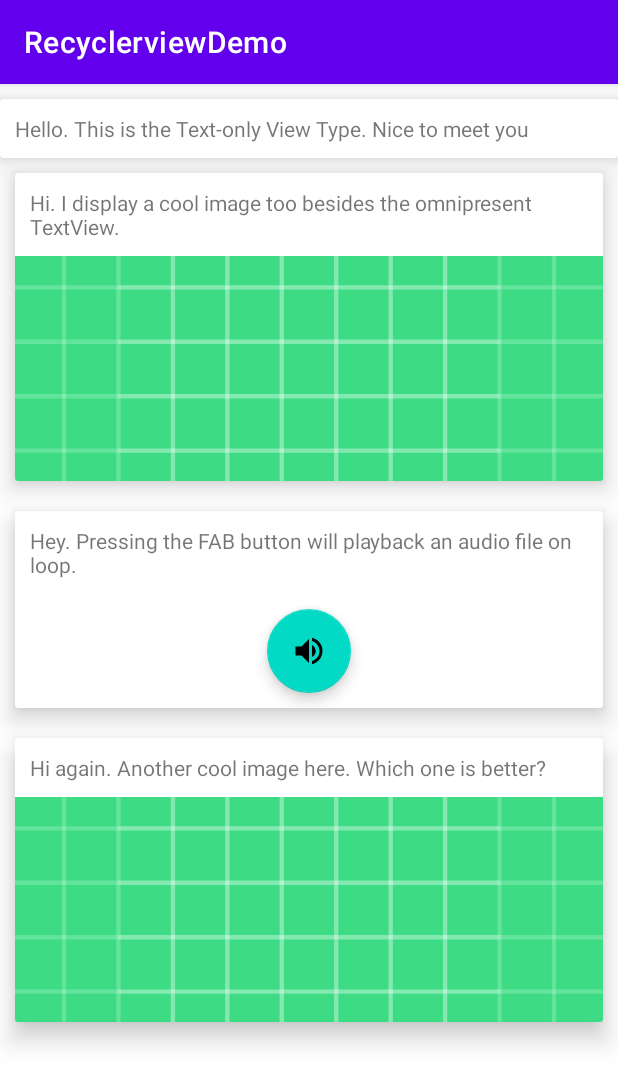
After one commit to hiep97tb111/9-Recyclerview, an Android app: the RecyclerviewMultipleTypeAct screen opened directly, with no data from a screen before it, on a phone screen of 412 x 824 dp. The commit adds this screen. Shown: the top 1085 px of the screen. Run offline under Robolectric (Android 15) with nearby library versions, the phone set to English and light mode, and no system bars.

Commit message:
Create Recyclerview Multiple Type

```diff
--- a/app/src/main/AndroidManifest.xml
+++ b/app/src/main/AndroidManifest.xml
@@ -20,6 +20,8 @@
         </activity>
 
         <activity android:name=".RecyclerviewBasicAct" android:exported="true"/>
+
+        <activity android:name=".RecyclerviewMultipleTypeAct" android:exported="true"/>
     </application>
 
 </manifest>
--- a/app/src/main/java/com/example/recyclerviewdemo/MainAct.kt
+++ b/app/src/main/java/com/example/recyclerviewdemo/MainAct.kt
@@ -17,5 +17,9 @@ class MainAct : AppCompatActivity() {
         findViewById<TextView>(R.id.tvRecyclerviewBasic).setOnClickListener {
             startActivity(Intent(this, RecyclerviewBasicAct::class.java))
         }
+
+        findViewById<TextView>(R.id.tvRecyclerviewMultipleType).setOnClickListener {
+            startActivity(Intent(this, RecyclerviewMultipleTypeAct::class.java))
+        }
     }
 }
--- /dev/null
+++ b/app/src/main/java/com/example/recyclerviewdemo/RecyclerviewMultipleTypeAct.kt
@@ -0,0 +1,49 @@
+package com.example.recyclerviewdemo
+
+import android.os.Bundle
+import androidx.appcompat.app.AppCompatActivity
+import androidx.recyclerview.widget.LinearLayoutManager
+import androidx.recyclerview.widget.RecyclerView
+import com.example.recyclerviewdemo.adapter.RecyclerviewMultipleAdapter
+import com.example.recyclerviewdemo.model.RecyclerviewMultipleTypeModel
+import java.util.ArrayList
+
+class RecyclerviewMultipleTypeAct: AppCompatActivity() {
+    private lateinit var recyclerviewMultipleType: RecyclerView
+    private lateinit var listData: ArrayList<RecyclerviewMultipleTypeModel>
+    private lateinit var recyclerviewMultipleAdapter: RecyclerviewMultipleAdapter
+
+    companion object{
+        const val textType = 1
+        const val imageType = 2
+        const val audioType = 3
+    }
+
+
+    override fun onCreate(savedInstanceState: Bundle?) {
+        super.onCreate(savedInstanceState)
+        setContentView(R.layout.act_recyclerview_multiple_type)
+
+        initData()
+
+        initViews()
+    }
+
+    private fun initData() {
+        listData = ArrayList()
+
+        listData.add(RecyclerviewMultipleTypeModel(textType, "Hello. This is the Text-only View Type. Nice to meet you",0))
+        listData.add(RecyclerviewMultipleTypeModel(imageType, "Hi. I display a cool image too besides the omnipresent TextView.",R.drawable.ic_launcher_background))
+        listData.add(RecyclerviewMultipleTypeModel(audioType, "Hey. Pressing the FAB button will playback an audio file on loop.",R.raw.sound))
+        listData.add(RecyclerviewMultipleTypeModel(imageType, "Hi again. Another cool image here. Which one is better?",R.drawable.ic_background))
+    }
+
+    private fun initViews() {
+        recyclerviewMultipleAdapter = RecyclerviewMultipleAdapter(listData)
+
+        recyclerviewMultipleType = findViewById(R.id.recyclerviewMultipleType)
+        recyclerviewMultipleType.layoutManager = LinearLayoutManager(this, RecyclerView.VERTICAL, false)
+        recyclerviewMultipleType.adapter = recyclerviewMultipleAdapter
+
+    }
+}
--- a/app/src/main/java/com/example/recyclerviewdemo/adapter/RecyclerviewBasicAdapter.kt
+++ b/app/src/main/java/com/example/recyclerviewdemo/adapter/RecyclerviewBasicAdapter.kt
@@ -1,6 +1,7 @@
 package com.example.recyclerviewdemo.adapter
 
 import android.graphics.Color
+import android.util.Log
 import android.view.LayoutInflater
 import android.view.View
 import android.view.ViewGroup
@@ -24,6 +25,7 @@ class RecyclerviewBasicAdapter(private val listData: ArrayList<RecyclerviewBasic
 
     override fun onBindViewHolder(holder: ViewHolder, position: Int) {
         holder.itemTvCounter.text = listData[position].counter
+        Log.e("Logger", position.toString())
 
         when {
             position % 3 == 0 -> {
--- /dev/null
+++ b/app/src/main/java/com/example/recyclerviewdemo/adapter/RecyclerviewMultipleAdapter.kt
@@ -0,0 +1,87 @@
+package com.example.recyclerviewdemo.adapter
+
+import android.util.Log
+import android.view.LayoutInflater
+import android.view.View
+import android.view.ViewGroup
+import android.widget.ImageView
+import android.widget.TextView
+import androidx.recyclerview.widget.RecyclerView
+import com.example.recyclerviewdemo.R
+import com.example.recyclerviewdemo.RecyclerviewMultipleTypeAct
+import com.example.recyclerviewdemo.model.RecyclerviewMultipleTypeModel
+import com.google.android.material.floatingactionbutton.FloatingActionButton
+
+class RecyclerviewMultipleAdapter(private val listData: ArrayList<RecyclerviewMultipleTypeModel>): RecyclerView.Adapter<RecyclerView.ViewHolder>()  {
+    class TextTypeViewHolder (view: View) : RecyclerView.ViewHolder(view){
+        val tvTitleTextType: TextView = view.findViewById(R.id.tvTitleTextType)
+    }
+
+    class ImageTypeViewHolder (view: View) : RecyclerView.ViewHolder(view){
+        val tvTitleImageType: TextView = view.findViewById(R.id.tvTitleImageType)
+        val imvImageType: ImageView = view.findViewById(R.id.imvImageType)
+    }
+
+    class AudioTypeViewHolder  (view: View) : RecyclerView.ViewHolder(view){
+        val tvTitleAudioType: TextView = view.findViewById(R.id.tvTitleAudioType)
+        val fab: FloatingActionButton = view.findViewById(R.id.fab)
+    }
+
+    override fun getItemViewType(position: Int): Int {
+        return when (listData[position].type){
+            1 -> RecyclerviewMultipleTypeAct.textType
+            2 -> RecyclerviewMultipleTypeAct.imageType
+            else -> {
+                RecyclerviewMultipleTypeAct.audioType
+            }
+        }
+
+    }
+
+    override fun onCreateViewHolder(parent: ViewGroup, viewType: Int): RecyclerView.ViewHolder {
+        return when (viewType) {
+            RecyclerviewMultipleTypeAct.textType -> {
+                val view = LayoutInflater.from(parent.context).inflate(R.layout.text_type, parent, false)
+                TextTypeViewHolder(view)
+            }
+
+            RecyclerviewMultipleTypeAct.imageType -> {
+                val view = LayoutInflater.from(parent.context).inflate(R.layout.image_type, parent, false)
+                ImageTypeViewHolder(view)
+            }
+
+            else -> {
+                val view = LayoutInflater.from(parent.context).inflate(R.layout.audio_type, parent, false)
+                AudioTypeViewHolder(view)
+            }
+        }
+    }
+
+    override fun onBindViewHolder(holder: RecyclerView.ViewHolder, position: Int) {
+        val model: RecyclerviewMultipleTypeModel =  listData[position]
+        Log.e("Logger", holder.itemViewType.toString())
+        when(holder.itemViewType){
+            RecyclerviewMultipleTypeAct.textType  -> {
+                val viewHolder = holder as TextTypeViewHolder
+                viewHolder.tvTitleTextType.text = model.title
+            }
+
+            RecyclerviewMultipleTypeAct.imageType -> {
+                val viewHolder = holder as ImageTypeViewHolder
+                viewHolder.tvTitleImageType.text = model.title
+                viewHolder.imvImageType.setImageResource(R.drawable.ic_launcher_background)
+            }
+
+            RecyclerviewMultipleTypeAct.audioType -> {
+                val viewHolder = holder as AudioTypeViewHolder
+                viewHolder.tvTitleAudioType.text = model.title
+            }
+        }
+
+    }
+
+    override fun getItemCount(): Int {
+        return listData.size
+    }
+
+}
--- /dev/null
+++ b/app/src/main/java/com/example/recyclerviewdemo/model/RecyclerviewMultipleTypeModel.kt
@@ -0,0 +1,3 @@
+package com.example.recyclerviewdemo.model
+
+data class RecyclerviewMultipleTypeModel(val type: Int, val title: String, val data: Int)
--- /dev/null
+++ b/app/src/main/res/drawable/ic_volume.xml
@@ -0,0 +1,10 @@
+<vector xmlns:android="http://schemas.android.com/apk/res/android"
+    android:width="24dp"
+    android:height="24dp"
+    android:viewportWidth="24"
+    android:viewportHeight="24"
+    android:tint="?attr/colorControlNormal">
+  <path
+      android:fillColor="@android:color/white"
+      android:pathData="M3,9v6h4l5,5L12,4L7,9L3,9zM16.5,12c0,-1.77 -1.02,-3.29 -2.5,-4.03v8.05c1.48,-0.73 2.5,-2.25 2.5,-4.02zM14,3.23v2.06c2.89,0.86 5,3.54 5,6.71s-2.11,5.85 -5,6.71v2.06c4.01,-0.91 7,-4.49 7,-8.77s-2.99,-7.86 -7,-8.77z"/>
+</vector>
--- a/app/src/main/res/layout/act_main.xml
+++ b/app/src/main/res/layout/act_main.xml
@@ -18,4 +18,17 @@
         android:background="@android:color/holo_green_light"
         android:textStyle="bold"/>
 
+    <TextView
+        android:id="@+id/tvRecyclerviewMultipleType"
+        android:layout_width="wrap_content"
+        android:layout_height="wrap_content"
+        app:layout_constraintStart_toStartOf="parent"
+        app:layout_constraintEnd_toEndOf="parent"
+        app:layout_constraintTop_toBottomOf="@id/tvRecyclerviewBasic"
+        android:layout_marginTop="20dp"
+        android:text="@string/recyclerview_multiple_type"
+        android:padding="20dp"
+        android:background="@android:color/holo_red_light"
+        android:textStyle="bold"/>
+
 </androidx.constraintlayout.widget.ConstraintLayout>
--- /dev/null
+++ b/app/src/main/res/layout/act_recyclerview_multiple_type.xml
@@ -0,0 +1,11 @@
+<?xml version="1.0" encoding="utf-8"?>
+<androidx.constraintlayout.widget.ConstraintLayout xmlns:android="http://schemas.android.com/apk/res/android"
+    android:layout_width="match_parent"
+    android:layout_height="match_parent">
+
+    <androidx.recyclerview.widget.RecyclerView
+        android:id="@+id/recyclerviewMultipleType"
+        android:layout_width="match_parent"
+        android:layout_height="match_parent"/>
+
+</androidx.constraintlayout.widget.ConstraintLayout>
--- /dev/null
+++ b/app/src/main/res/layout/audio_type.xml
@@ -0,0 +1,33 @@
+<?xml version="1.0" encoding="utf-8"?>
+<androidx.cardview.widget.CardView xmlns:android="http://schemas.android.com/apk/res/android"
+    xmlns:card_view="http://schemas.android.com/apk/res-auto"
+    android:id="@+id/cardViewAudioType"
+    android:layout_width="match_parent"
+    android:layout_height="wrap_content"
+    android:layout_margin="10dp"
+    card_view:cardElevation="10dp">
+
+    <RelativeLayout
+        android:layout_width="match_parent"
+        android:layout_height="wrap_content">
+
+        <TextView
+            android:id="@+id/tvTitleAudioType"
+            android:layout_width="match_parent"
+            android:layout_height="wrap_content"
+            android:padding="10dp"
+            />
+
+        <com.google.android.material.floatingactionbutton.FloatingActionButton
+            android:layout_width="wrap_content"
+            android:layout_height="wrap_content"
+            android:layout_centerHorizontal="true"
+            android:tint="#FFFFFF"
+            android:id="@+id/fab"
+            android:layout_below="@+id/tvTitleAudioType"
+            android:layout_margin="10dp"
+            android:src="@drawable/ic_volume"/>
+
+    </RelativeLayout>
+
+</androidx.cardview.widget.CardView>
--- /dev/null
+++ b/app/src/main/res/layout/image_type.xml
@@ -0,0 +1,32 @@
+<?xml version="1.0" encoding="utf-8"?>
+<androidx.cardview.widget.CardView xmlns:card_view="http://schemas.android.com/apk/res-auto"
+    xmlns:android="http://schemas.android.com/apk/res/android"
+    android:id="@+id/cardViewImageType"
+    android:layout_width="match_parent"
+    android:layout_height="wrap_content"
+    android:layout_margin="10dp"
+    card_view:cardElevation="10dp">
+
+    <LinearLayout
+        android:layout_width="match_parent"
+        android:orientation="vertical"
+        android:layout_height="wrap_content">
+
+        <TextView
+            android:id="@+id/tvTitleImageType"
+            android:layout_width="match_parent"
+            android:layout_height="wrap_content"
+            android:padding="10dp"
+            />
+
+        <ImageView
+            android:id="@+id/imvImageType"
+            android:layout_width="match_parent"
+            android:layout_height="150dp"
+            android:scaleType="centerCrop"
+            android:src="@drawable/ic_launcher_foreground"
+            />
+
+    </LinearLayout>
+
+</androidx.cardview.widget.CardView>
--- /dev/null
+++ b/app/src/main/res/layout/text_type.xml
@@ -0,0 +1,16 @@
+<?xml version="1.0" encoding="utf-8"?>
+<androidx.cardview.widget.CardView xmlns:card_view="http://schemas.android.com/apk/res-auto"
+    xmlns:android="http://schemas.android.com/apk/res/android"
+    android:id="@+id/cardViewTextType"
+    android:layout_width="match_parent"
+    android:layout_height="wrap_content"
+    android:layout_marginTop="10dp"
+    card_view:cardElevation="10dp">
+    <TextView
+        android:id="@+id/tvTitleTextType"
+        android:layout_width="match_parent"
+        android:layout_height="wrap_content"
+        android:padding="10dp"
+        />
+
+</androidx.cardview.widget.CardView>
--- a/app/src/main/res/values/strings.xml
+++ b/app/src/main/res/values/strings.xml
@@ -1,4 +1,5 @@
 <resources>
     <string name="app_name">RecyclerviewDemo</string>
     <string name="recyclerview_basic">Recyclerview Basic</string>
+    <string name="recyclerview_multiple_type">Recyclerview Multiple Type</string>
 </resources>
```
Also changed, not shown: app/src/main/res/drawable/ic_background.jpg (added), 1 other file.
